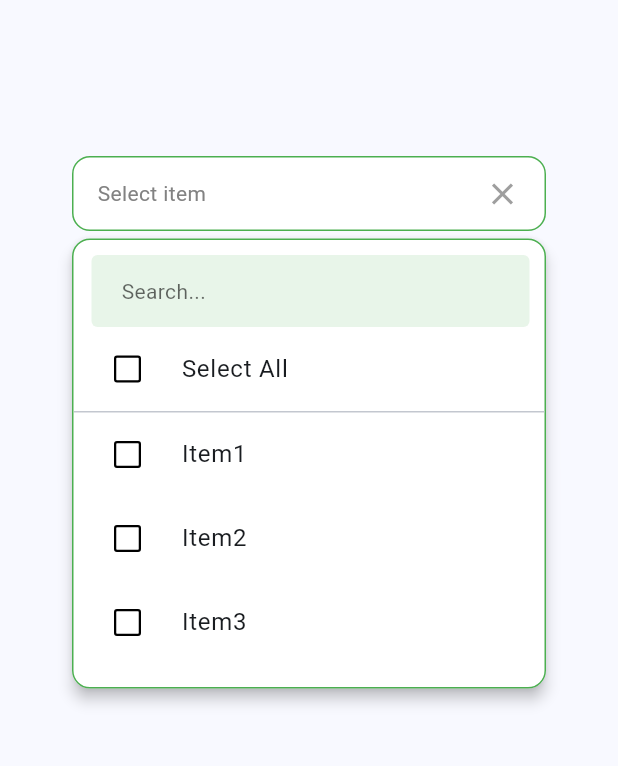
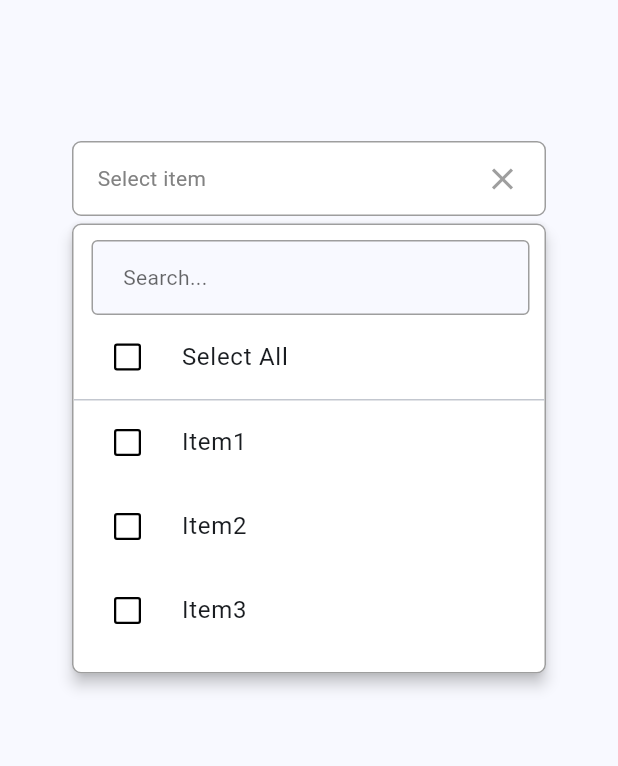
Before and after one commit to NamanGajera/flutter_multi_dropdown, a Flutter app: the screen it shows after launch, after a tap on "Select item", on a phone screen of 412 x 824 dp, the part 63-829 px from its top. Run offline on Flutter 3.47's test engine with Material 3 defaults, Android fonts, the phone set to English and light mode, and no system bars.

Commit message:
some changes in example

```diff
--- a/example/lib/main.dart
+++ b/example/lib/main.dart
@@ -54,39 +54,39 @@ class _DropDownExampleState extends State<DropDownExample> {
         padding: const EdgeInsets.symmetric(horizontal: 48.0, vertical: 80),
         child: Column(
           children: [
-            // FlutterMultiDropdown(
-            //   items: itemList,
-            //   controller: dropdownController,
-            //   onSelectionChanged: (selectedIds) {
-            //     debugPrint("Selected Ids => $selectedIds");
-            //   },
-            //   enableSearch: true,
-            //   decoration: DropdownDecoration(
-            //     searchDecoration: DropdownSearchDecoration(
-            //       borderColor: Colors.grey,
-            //     ),
-            //     maxHeight: 300,
-            //   ),
-            //   showSelectAll: true,
-            //   placeholder: 'Select item',
-            // ),
-            // SizedBox(height: 10),
-            // FlutterMultiDropdown(
-            //   items: itemList,
-            //   controller: dropdownController,
-            //   onSelectionChanged: (selectedIds) {
-            //     debugPrint("Selected Ids => $selectedIds");
-            //   },
-            //   enableSearch: true,
-            //   decoration: DropdownDecoration(
-            //     searchDecoration: DropdownSearchDecoration(
-            //       borderColor: Colors.grey,
-            //     ),
-            //   ),
-            //   showSelectAll: false,
-            //   isEmptyData: true,
-            //   placeholder: 'Select item',
-            // ),
+            FlutterMultiDropdown(
+              items: itemList,
+              controller: dropdownController,
+              onSelectionChanged: (selectedIds) {
+                debugPrint("Selected Ids => $selectedIds");
+              },
+              enableSearch: true,
+              decoration: DropdownDecoration(
+                searchDecoration: DropdownSearchDecoration(
+                  borderColor: Colors.grey,
+                ),
+                maxHeight: 300,
+              ),
+              showSelectAll: true,
+              placeholder: 'Select item',
+            ),
+            SizedBox(height: 10),
+            FlutterMultiDropdown(
+              items: itemList,
+              controller: dropdownController,
+              onSelectionChanged: (selectedIds) {
+                debugPrint("Selected Ids => $selectedIds");
+              },
+              enableSearch: true,
+              decoration: DropdownDecoration(
+                searchDecoration: DropdownSearchDecoration(
+                  borderColor: Colors.grey,
+                ),
+              ),
+              showSelectAll: false,
+              isEmptyData: true,
+              placeholder: 'Select item',
+            ),
             SizedBox(height: 10),
             FlutterMultiDropdown(
               items: itemList,
@@ -106,32 +106,33 @@ class _DropDownExampleState extends State<DropDownExample> {
               ),
               // showLoading: true,
             ),
-            // SizedBox(height: 10),
-            // FlutterMultiDropdown(
-            //   items: itemList,
-            //   onSelectionChanged: (selectedIds) {
-            //     debugPrint("Selected Ids => $selectedIds");
-            //   },
-            //   placeholder: 'Select item',
-            //   showSelectedItemName: false,
-            //   decoration: DropdownDecoration(
-            //     dropdownIconColor: Colors.white,
-            //     borderRadius: 12,
-            //     backgroundColor: Colors.green,
-            //     placeholderTextStyle: TextStyle(
-            //       color: Colors.white,
-            //     ),
-            //     selectedItemTextStyle: TextStyle(
-            //       color: Colors.white,
-            //     ),
-            //     itemTextStyle: TextStyle(
-            //       color: Colors.white,
-            //     ),
-            //     checkboxInActiveColor: Colors.white,
-            //     checkboxActiveColor: Colors.white,
-            //     checkColor: Colors.black,
-            //   ),
-            // ),
+            SizedBox(height: 10),
+            FlutterMultiDropdown(
+              items: itemList,
+              onSelectionChanged: (selectedIds) {
+                debugPrint("Selected Ids => $selectedIds");
+              },
+              placeholder: 'Select item',
+              showSelectedItemName: false,
+              decoration: DropdownDecoration(
+                openDropdownIconColor: Colors.white,
+                colseDropdownIconColor: Colors.white,
+                borderRadius: 12,
+                backgroundColor: Colors.green,
+                placeholderTextStyle: TextStyle(
+                  color: Colors.white,
+                ),
+                selectedItemTextStyle: TextStyle(
+                  color: Colors.white,
+                ),
+                itemTextStyle: TextStyle(
+                  color: Colors.white,
+                ),
+                checkboxInActiveColor: Colors.white,
+                checkboxActiveColor: Colors.white,
+                checkColor: Colors.black,
+              ),
+            ),
           ],
         ),
       ),
```
Also changed, not shown: Images/example_video.gif (added), 1 other file.
